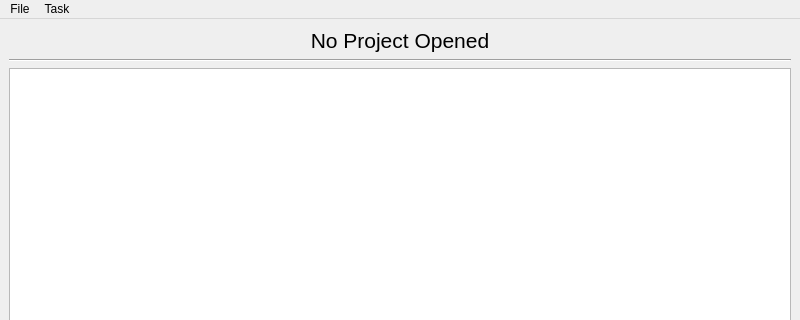
Qt form mainwindow.ui (Syldarion/scatterbrain) before a commit; both pictures show x 0 to 800 and y 0 to 320 of the 800 by 600 pixel window.
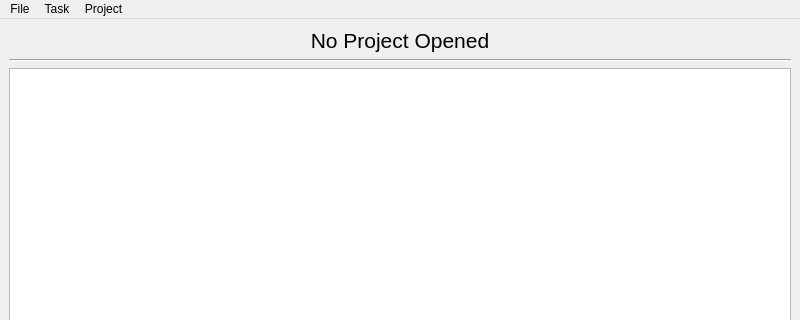
The same form after that commit.

Commit message:
Implemented project renaming
Open projects can now be renamed from the menu or by right-clicking
the project name

```diff
--- a/mainwindow.ui
+++ b/mainwindow.ui
@@ -113,8 +113,15 @@
     <addaction name="actionDelete_Task"/>
     <addaction name="actionComplete_Task"/>
    </widget>
+   <widget class="QMenu" name="menuProject">
+    <property name="title">
+     <string>Project</string>
+    </property>
+    <addaction name="actionRename_Project"/>
+   </widget>
    <addaction name="menuFile"/>
    <addaction name="menuTask"/>
+   <addaction name="menuProject"/>
   </widget>
   <widget class="QStatusBar" name="statusbar"/>
   <action name="actionQuit">
```
Left out of the diff: 8 changed lines with no effect on the pictures. The commit also changes 4 other files.
